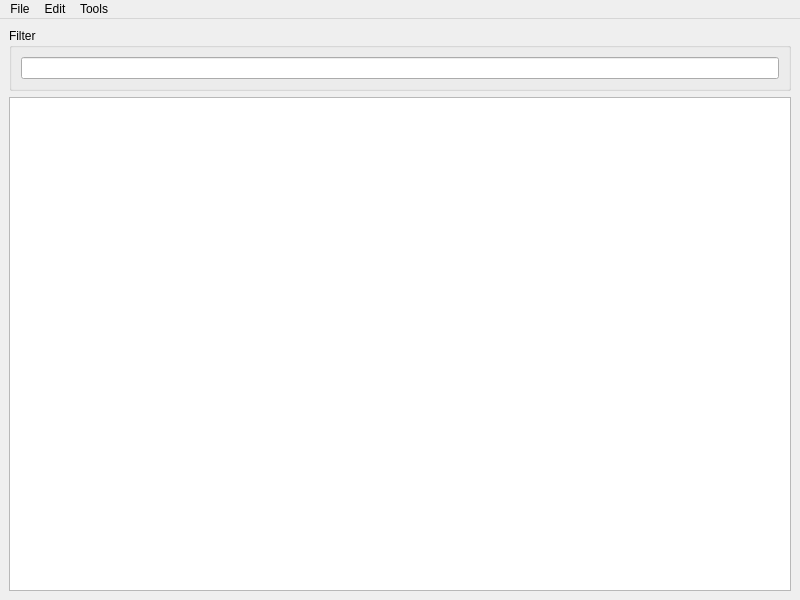
The window that ui/editors/twoda/twoda_editor.ui (NickHugi/PyKotor) describes before a commit, drawn with Qt 5.
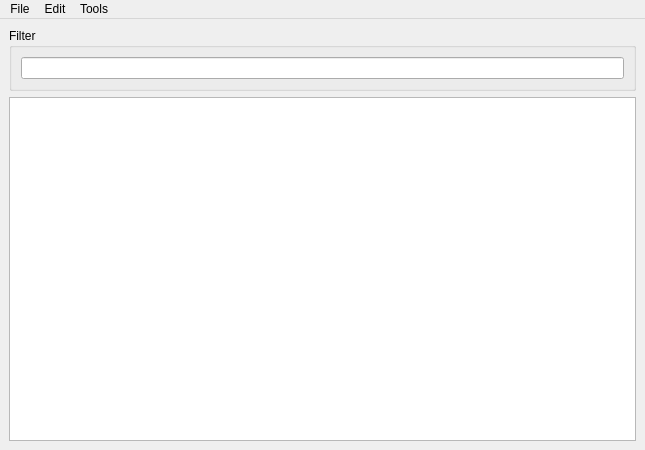
The same window after the commit.

```diff
--- a/ui/editors/twoda/twoda_editor.ui
+++ b/ui/editors/twoda/twoda_editor.ui
@@ -6,8 +6,8 @@
    <rect>
     <x>0</x>
     <y>0</y>
-    <width>800</width>
-    <height>600</height>
+    <width>645</width>
+    <height>450</height>
    </rect>
   </property>
   <property name="windowTitle">
@@ -47,7 +47,7 @@
     <rect>
      <x>0</x>
      <y>0</y>
-     <width>800</width>
+     <width>645</width>
      <height>21</height>
     </rect>
    </property>
```
Left out of the diff: 20 changed lines with no effect on the pictures.
